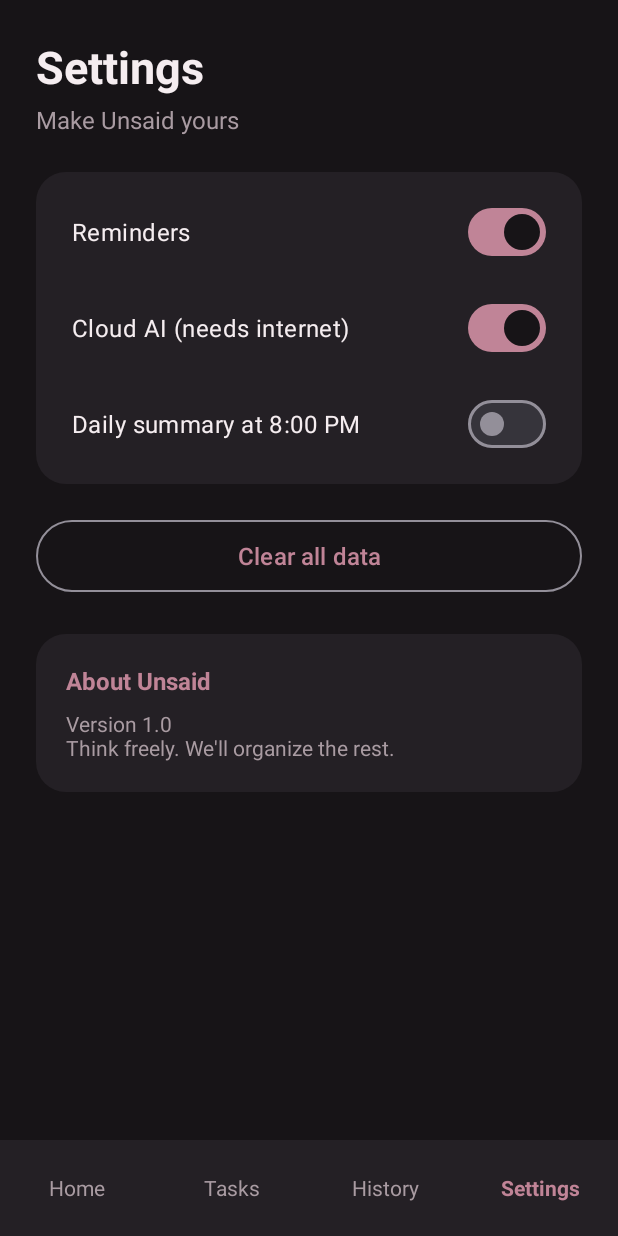
After one commit to fatima03-az/UNSAID, an Android app: the SettingsActivity screen opened directly, with no data from a screen before it, on a phone screen of 412 x 824 dp. The commit adds this screen. Run offline under Robolectric (Android 15) with nearby library versions, the phone set to English and light mode, and no system bars.

Commit message:
Add Settings screen

```diff
--- a/app/src/main/AndroidManifest.xml
+++ b/app/src/main/AndroidManifest.xml
@@ -17,8 +17,7 @@
         android:theme="@style/Theme.Unsaid">
         <activity
             android:name=".MainActivity"
-            android:exported="false">
-        </activity>
+            android:exported="false"></activity>
         <activity
             android:name=".ReviewActivity"
             android:exported="false"
@@ -45,10 +44,14 @@
             android:exported="true">
             <intent-filter>
                 <action android:name="android.intent.action.MAIN" />
+
                 <category android:name="android.intent.category.LAUNCHER" />
             </intent-filter>
         </activity>
-
+        <activity
+            android:name=".SettingsActivity"
+            android:exported="false"
+            android:windowSoftInputMode="adjustResize" />
     </application>
 
 </manifest>
--- a/app/src/main/java/com/fatima/unsaid/NavBar.java
+++ b/app/src/main/java/com/fatima/unsaid/NavBar.java
@@ -8,15 +8,17 @@ import androidx.core.content.ContextCompat;
 
 public class NavBar {
 
-    // active: 0 = Home, 1 = Tasks, 2 = History
+    // active: 0 = Home, 1 = Tasks, 2 = History, 3 = Settings
     public static void setup(Activity activity, int active) {
         TextView[] tabs = {
                 activity.findViewById(R.id.navHome),
                 activity.findViewById(R.id.navTasks),
-                activity.findViewById(R.id.navHistory)
+                activity.findViewById(R.id.navHistory),
+                activity.findViewById(R.id.navSettings)
         };
         Class<?>[] targets = {
-                MainActivity.class, TasksActivity.class, HistoryActivity.class
+                MainActivity.class, TasksActivity.class,
+                HistoryActivity.class, SettingsActivity.class
         };
 
         int accent = ContextCompat.getColor(activity, R.color.unsaid_accent);
--- /dev/null
+++ b/app/src/main/java/com/fatima/unsaid/Prefs.java
@@ -0,0 +1,19 @@
+package com.fatima.unsaid;
+
+import android.content.Context;
+import android.content.SharedPreferences;
+
+public class Prefs {
+
+    private static SharedPreferences sp(Context c) {
+        return c.getSharedPreferences("unsaid_settings", Context.MODE_PRIVATE);
+    }
+
+    public static boolean remindersOn(Context c) { return sp(c).getBoolean("reminders", true); }
+    public static boolean cloudAiOn(Context c) { return sp(c).getBoolean("cloud_ai", true); }
+    public static boolean dailySummaryOn(Context c) { return sp(c).getBoolean("daily_summary", false); }
+
+    public static void setRemindersOn(Context c, boolean v) { sp(c).edit().putBoolean("reminders", v).apply(); }
+    public static void setCloudAiOn(Context c, boolean v) { sp(c).edit().putBoolean("cloud_ai", v).apply(); }
+    public static void setDailySummaryOn(Context c, boolean v) { sp(c).edit().putBoolean("daily_summary", v).apply(); }
+}
--- a/app/src/main/java/com/fatima/unsaid/ReminderHelper.java
+++ b/app/src/main/java/com/fatima/unsaid/ReminderHelper.java
@@ -9,6 +9,7 @@ import android.os.Build;
 public class ReminderHelper {
 
     public static boolean schedule(Context context, Task task) {
+        if (!Prefs.remindersOn(context)) return false;
         if (task.done || task.dueMillis <= System.currentTimeMillis()) return false;
 
         AlarmManager am = (AlarmManager) context.getSystemService(Context.ALARM_SERVICE);
--- a/app/src/main/java/com/fatima/unsaid/ReviewActivity.java
+++ b/app/src/main/java/com/fatima/unsaid/ReviewActivity.java
@@ -56,7 +56,7 @@ public class ReviewActivity extends AppCompatActivity {
         }, 55000);
 
         new Thread(() -> {
-            List<Task> ai = GeminiClient.organize(thought);
+            List<Task> ai = Prefs.cloudAiOn(this) ? GeminiClient.organize(thought) : null;
             runOnUiThread(() -> {
                 if (isFinishing() || isDestroyed()) return;
                 if (!finished.compareAndSet(false, true)) return;
@@ -65,7 +65,9 @@ public class ReviewActivity extends AppCompatActivity {
                     tvStatus.setText("Organized by AI · tap an item to edit it");
                 } else {
                     tasks = SimpleParser.parse(thought);
-                    tvStatus.setText("Organized offline (" + GeminiClient.lastError + ")");
+                    tvStatus.setText(Prefs.cloudAiOn(this)
+                            ? "Organized offline (" + GeminiClient.lastError + ")"
+                            : "Organized offline (Cloud AI is off in Settings)");
                 }
                 render();
             });
--- /dev/null
+++ b/app/src/main/java/com/fatima/unsaid/SettingsActivity.java
@@ -0,0 +1,52 @@
+package com.fatima.unsaid;
+
+import android.os.Bundle;
+import android.widget.Toast;
+import androidx.appcompat.app.AppCompatActivity;
+import com.google.android.material.dialog.MaterialAlertDialogBuilder;
+import com.google.android.material.materialswitch.MaterialSwitch;
+import java.util.List;
+
+public class SettingsActivity extends AppCompatActivity {
+
+    @Override
+    protected void onCreate(Bundle savedInstanceState) {
+        super.onCreate(savedInstanceState);
+        setContentView(R.layout.activity_settings);
+
+        NavBar.setup(this, 3);
+
+        MaterialSwitch swReminders = findViewById(R.id.swReminders);
+        MaterialSwitch swCloudAi = findViewById(R.id.swCloudAi);
+        MaterialSwitch swSummary = findViewById(R.id.swSummary);
+
+        swReminders.setChecked(Prefs.remindersOn(this));
+        swCloudAi.setChecked(Prefs.cloudAiOn(this));
+        swSummary.setChecked(Prefs.dailySummaryOn(this));
+
+        swReminders.setOnCheckedChangeListener((b, on) -> Prefs.setRemindersOn(this, on));
+        swCloudAi.setOnCheckedChangeListener((b, on) -> Prefs.setCloudAiOn(this, on));
+        swSummary.setOnCheckedChangeListener((b, on) -> Prefs.setDailySummaryOn(this, on));
+
+        findViewById(R.id.btnClear).setOnClickListener(v ->
+                new MaterialAlertDialogBuilder(this)
+                        .setTitle("Clear all data?")
+                        .setMessage("This deletes every task and every saved thought. It can't be undone.")
+                        .setPositiveButton("Delete everything", (d, w) -> clearAll())
+                        .setNegativeButton("Cancel", null)
+                        .show());
+    }
+
+    private void clearAll() {
+        AppDatabase db = AppDatabase.getInstance(this);
+        List<Task> tasks = db.taskDao().getAll();
+        for (Task t : tasks) {
+            ReminderHelper.cancel(this, t);
+            db.taskDao().delete(t);
+        }
+        for (Thought t : db.thoughtDao().getAll()) {
+            db.thoughtDao().delete(t);
+        }
+        Toast.makeText(this, "All data cleared", Toast.LENGTH_SHORT).show();
+    }
+}
--- /dev/null
+++ b/app/src/main/res/layout/activity_settings.xml
@@ -0,0 +1,117 @@
+<?xml version="1.0" encoding="utf-8"?>
+<LinearLayout xmlns:android="http://schemas.android.com/apk/res/android"
+    xmlns:app="http://schemas.android.com/apk/res-auto"
+    android:layout_width="match_parent"
+    android:layout_height="match_parent"
+    android:background="@color/unsaid_background"
+    android:fitsSystemWindows="true"
+    android:orientation="vertical">
+
+    <ScrollView
+        android:layout_width="match_parent"
+        android:layout_height="0dp"
+        android:layout_weight="1">
+
+        <LinearLayout
+            android:layout_width="match_parent"
+            android:layout_height="wrap_content"
+            android:orientation="vertical"
+            android:padding="24dp">
+
+            <TextView
+                android:layout_width="wrap_content"
+                android:layout_height="wrap_content"
+                android:text="Settings"
+                android:textColor="@color/unsaid_text"
+                android:textSize="30sp"
+                android:textStyle="bold" />
+
+            <TextView
+                android:layout_width="wrap_content"
+                android:layout_height="wrap_content"
+                android:layout_marginTop="4dp"
+                android:text="Make Unsaid yours"
+                android:textColor="@color/unsaid_text_secondary"
+                android:textSize="16sp" />
+
+            <LinearLayout
+                android:layout_width="match_parent"
+                android:layout_height="wrap_content"
+                android:layout_marginTop="24dp"
+                android:background="@drawable/bg_tile"
+                android:orientation="vertical"
+                android:padding="8dp">
+
+                <com.google.android.material.materialswitch.MaterialSwitch
+                    android:id="@+id/swReminders"
+                    android:layout_width="match_parent"
+                    android:layout_height="wrap_content"
+                    android:minHeight="64dp"
+                    android:paddingStart="16dp"
+                    android:paddingEnd="16dp"
+                    android:text="Reminders"
+                    android:textColor="@color/unsaid_text"
+                    android:textSize="16sp" />
+
+                <com.google.android.material.materialswitch.MaterialSwitch
+                    android:id="@+id/swCloudAi"
+                    android:layout_width="match_parent"
+                    android:layout_height="wrap_content"
+                    android:minHeight="64dp"
+                    android:paddingStart="16dp"
+                    android:paddingEnd="16dp"
+                    android:text="Cloud AI (needs internet)"
+                    android:textColor="@color/unsaid_text"
+                    android:textSize="16sp" />
+
+                <com.google.android.material.materialswitch.MaterialSwitch
+                    android:id="@+id/swSummary"
+                    android:layout_width="match_parent"
+                    android:layout_height="wrap_content"
+                    android:minHeight="64dp"
+                    android:paddingStart="16dp"
+                    android:paddingEnd="16dp"
+                    android:text="Daily summary at 8:00 PM"
+                    android:textColor="@color/unsaid_text"
+                    android:textSize="16sp" />
+            </LinearLayout>
+
+            <com.google.android.material.button.MaterialButton
+                android:id="@+id/btnClear"
+                style="@style/Widget.Material3.Button.OutlinedButton"
+                android:layout_width="match_parent"
+                android:layout_height="56dp"
+                android:layout_marginTop="20dp"
+                android:text="Clear all data"
+                android:textSize="16sp"
+                app:cornerRadius="28dp" />
+
+            <LinearLayout
+                android:layout_width="match_parent"
+                android:layout_height="wrap_content"
+                android:layout_marginTop="24dp"
+                android:background="@drawable/bg_tile"
+                android:orientation="vertical"
+                android:padding="20dp">
+
+                <TextView
+                    android:layout_width="wrap_content"
+                    android:layout_height="wrap_content"
+                    android:text="About Unsaid"
+                    android:textColor="@color/unsaid_accent"
+                    android:textSize="16sp"
+                    android:textStyle="bold" />
+
+                <TextView
+                    android:layout_width="wrap_content"
+                    android:layout_height="wrap_content"
+                    android:layout_marginTop="8dp"
+                    android:text="Version 1.0\nThink freely. We'll organize the rest."
+                    android:textColor="@color/unsaid_text_secondary"
+                    android:textSize="14sp" />
+            </LinearLayout>
+        </LinearLayout>
+    </ScrollView>
+
+    <include layout="@layout/view_nav" />
+</LinearLayout>
--- a/app/src/main/res/layout/view_nav.xml
+++ b/app/src/main/res/layout/view_nav.xml
@@ -31,4 +31,13 @@
         android:gravity="center"
         android:text="History"
         android:textSize="14sp" />
+    <TextView
+        android:id="@+id/navSettings"
+        android:layout_width="0dp"
+        android:layout_height="match_parent"
+        android:layout_weight="1"
+        android:gravity="center"
+        android:text="Settings"
+        android:textSize="14sp" />
+
 </LinearLayout>
```
